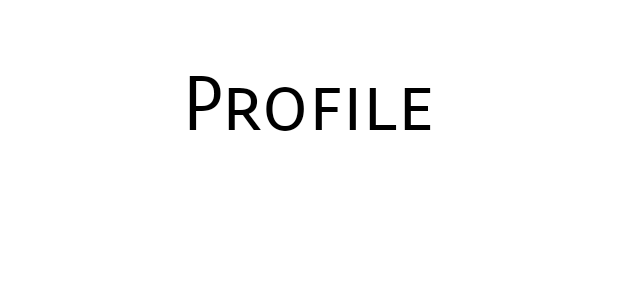
After one commit to kuhc/Assignment, an Android app: the layout fragment_profile.xml on its own in the app's theme, with its tools: preview values and no code run, on a phone screen of 412 x 824 dp. The commit adds this screen. Shown: the top 300 px of the screen. Run offline under Robolectric (Android 15) with nearby library versions, the phone set to English and light mode, and no system bars.

Commit message:
fix bugs

```diff
--- a/app/src/main/java/com/utar/assignment/Activity/MainActivity.java
+++ b/app/src/main/java/com/utar/assignment/Activity/MainActivity.java
@@ -18,6 +18,7 @@ import com.google.firebase.firestore.FirebaseFirestore;
 import com.utar.assignment.Fragment.FriendFragment;
 import com.utar.assignment.Fragment.GroupFragment;
 import com.utar.assignment.Fragment.HomeFragment;
+import com.utar.assignment.Fragment.ProfileFragment;
 import com.utar.assignment.Model.User;
 import com.utar.assignment.R;
 import com.utar.assignment.Util.GeneralHelper;
@@ -53,6 +54,10 @@ public class MainActivity extends AppCompatActivity {
                 case R.id.nav_friend:
                     selectedFragment = new FriendFragment();
                     break;
+                    case R.id.nav_profile:
+                selectedFragment = new ProfileFragment();
+                break;
+
             }
 
             getSupportFragmentManager().beginTransaction().replace(R.id.fragment_container, selectedFragment).commit();
--- a/app/src/main/java/com/utar/assignment/Activity/RegisterActivity.java
+++ b/app/src/main/java/com/utar/assignment/Activity/RegisterActivity.java
@@ -114,7 +114,7 @@ public class RegisterActivity extends AppCompatActivity {
                     public void onComplete(@NonNull Task<AuthResult> task) {
                         if(task.isSuccessful()) {
                             String userId = fAuth.getCurrentUser().getUid();
-                            User user = new User(userId, name);
+                            User user = new User(userId, name, email);
 
                             FirestoreHelper.setUser(user, new FirebaseCallback() {
                                 @Override
--- a/app/src/main/java/com/utar/assignment/Model/User.java
+++ b/app/src/main/java/com/utar/assignment/Model/User.java
@@ -14,9 +14,10 @@ public class User {
         this.Uid = UUID.randomUUID().toString();
     }
 
-    public User(String Uid, String username) {
+    public User(String Uid, String username, String email) {
         this.Uid = Uid;
         this.username = username;
+        this.email = email;
     }
 
     public List<Amount> getAmountList() {
--- /dev/null
+++ b/app/src/main/res/layout/fragment_profile.xml
@@ -0,0 +1,22 @@
+<?xml version="1.0" encoding="utf-8"?>
+<androidx.constraintlayout.widget.ConstraintLayout xmlns:android="http://schemas.android.com/apk/res/android"
+    xmlns:app="http://schemas.android.com/apk/res-auto"
+    xmlns:tools="http://schemas.android.com/tools"
+    android:id="@+id/frameLayout"
+    android:layout_width="match_parent"
+    android:layout_height="match_parent"
+    tools:context=".Fragment.FriendFragment">
+
+    <TextView
+        android:id="@+id/friend_frag_uname"
+        android:layout_width="wrap_content"
+        android:layout_height="wrap_content"
+        android:layout_marginTop="40dp"
+        android:fontFamily="sans-serif-smallcaps"
+        android:text="Profile"
+        android:textColor="@color/black"
+        android:textSize="50sp"
+        app:layout_constraintEnd_toEndOf="parent"
+        app:layout_constraintStart_toStartOf="parent"
+        app:layout_constraintTop_toTopOf="parent" />
+</androidx.constraintlayout.widget.ConstraintLayout>
--- a/app/src/main/res/menu/bottom_nav_menu.xml
+++ b/app/src/main/res/menu/bottom_nav_menu.xml
@@ -14,4 +14,9 @@
         android:id="@+id/nav_friend"
         android:icon="@drawable/ic_friend"
         android:title="Friend" />
+
+    <item
+        android:id="@+id/nav_profile"
+        android:icon="@drawable/ic_profile"
+        android:title="Profile" />
 </menu>
```
Also changed, not shown: app/src/main/java/com/utar/assignment/Fragment/ProfileFragment.java (added, +35 -0 lines), app/src/main/res/drawable/ic_profile.xml (added, +10 -0 lines).
